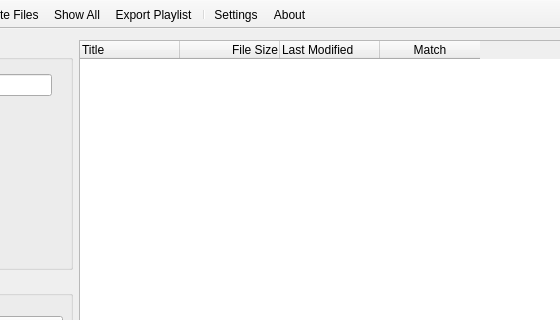
Qt form Mod Library/modlibrary.ui (sagamusix/ModLibrary) before a commit; both pictures show x 189 to 749 and y 0 to 320 of the 897 by 695 pixel window.
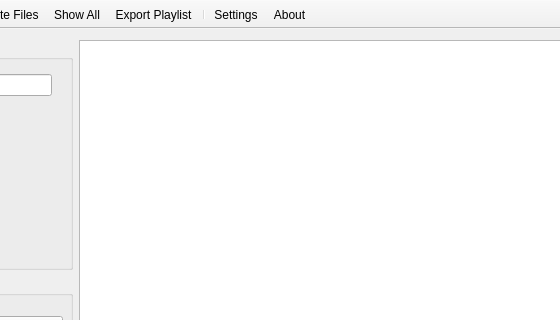
The same form after that commit. Icons and pictures are not drawn. Custom widgets are drawn as their Qt base class.

Commit message: Greeeeeeeeatly speed up result table display by using custom data model

What changed in the file:
```diff
--- a/Mod Library/modlibrary.ui
+++ b/Mod Library/modlibrary.ui
@@ -466,69 +466,6 @@
         </property>
        </spacer>
       </item>
-      <item row="0" column="1" rowspan="6">
-       <widget class="QTableWidget" name="resultTable">
-        <property name="editTriggers">
-         <set>QAbstractItemView::NoEditTriggers</set>
-        </property>
-        <property name="alternatingRowColors">
-         <bool>true</bool>
-        </property>
-        <property name="selectionBehavior">
-         <enum>QAbstractItemView::SelectRows</enum>
-        </property>
-        <property name="sortingEnabled">
-         <bool>true</bool>
-        </property>
-        <property name="columnCount">
-         <number>4</number>
-        </property>
-        <attribute name="horizontalHeaderVisible">
-         <bool>true</bool>
-        </attribute>
-        <attribute name="horizontalHeaderCascadingSectionResizes">
-         <bool>false</bool>
-        </attribute>
-        <attribute name="horizontalHeaderHighlightSections">
-         <bool>false</bool>
-        </attribute>
-        <attribute name="horizontalHeaderStretchLastSection">
-         <bool>false</bool>
-        </attribute>
-        <attribute name="verticalHeaderVisible">
-         <bool>false</bool>
-        </attribute>
-        <column>
-         <property name="text">
-          <string>Title</string>
-         </property>
-         <property name="textAlignment">
-          <set>AlignLeft|AlignVCenter</set>
-         </property>
-        </column>
-        <column>
-         <property name="text">
-          <string>File Size</string>
-         </property>
-         <property name="textAlignment">
-          <set>AlignRight|AlignVCenter</set>
-         </property>
-        </column>
-        <column>
-         <property name="text">
-          <string>Last Modified</string>
-         </property>
-         <property name="textAlignment">
-          <set>AlignLeft|AlignVCenter</set>
-         </property>
-        </column>
-        <column>
-         <property name="text">
-          <string>Match</string>
-         </property>
-        </column>
-       </widget>
-      </item>
       <item row="4" column="0">
        <widget class="QPushButton" name="doSearch">
         <property name="text">
@@ -582,6 +519,31 @@
         </widget>
        </widget>
       </item>
+      <item row="0" column="1" rowspan="6">
+       <widget class="QTableView" name="resultTable">
+        <property name="editTriggers">
+         <set>QAbstractItemView::NoEditTriggers</set>
+        </property>
+        <property name="alternatingRowColors">
+         <bool>true</bool>
+        </property>
+        <property name="selectionBehavior">
+         <enum>QAbstractItemView::SelectRows</enum>
+        </property>
+        <property name="sortingEnabled">
+         <bool>true</bool>
+        </property>
+        <attribute name="horizontalHeaderHighlightSections">
+         <bool>false</bool>
+        </attribute>
+        <attribute name="verticalHeaderVisible">
+         <bool>false</bool>
+        </attribute>
+        <attribute name="verticalHeaderDefaultSectionSize">
+         <number>20</number>
+        </attribute>
+       </widget>
+      </item>
      </layout>
     </item>
    </layout>
```
The commit also changes 7 other files.
